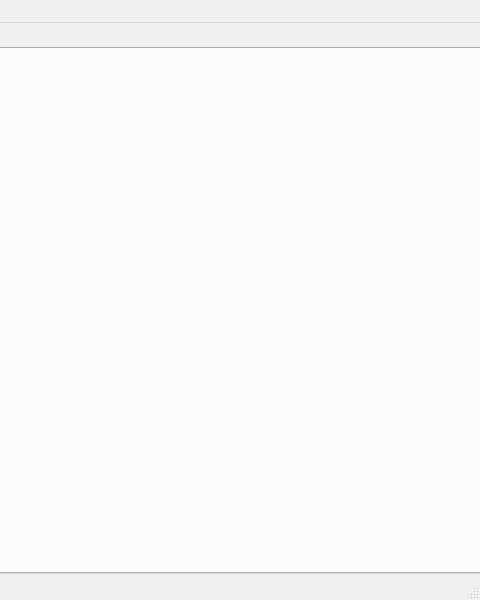
slightin/infoCrawler_qt, file ui/main.ui: the form before one commit; both pictures show x 320 to 800 and y 0 to 600 of the 800 by 600 pixel window.
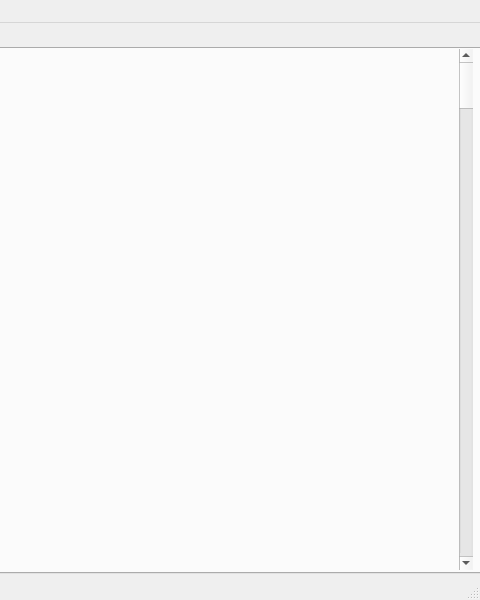
The form after the commit.

Patch:
```diff
--- a/ui/main.ui
+++ b/ui/main.ui
@@ -30,6 +30,25 @@
      <attribute name="title">
       <string>实时资讯</string>
      </attribute>
+     <widget class="QWidget" name="verticalLayoutWidget">
+      <property name="geometry">
+       <rect>
+        <x>0</x>
+        <y>0</y>
+        <width>791</width>
+        <height>521</height>
+       </rect>
+      </property>
+      <layout class="QVBoxLayout" name="verticalLayout">
+       <item alignment="Qt::AlignRight">
+        <widget class="QScrollBar" name="verticalScrollBar">
+         <property name="orientation">
+          <enum>Qt::Vertical</enum>
+         </property>
+        </widget>
+       </item>
+      </layout>
+     </widget>
     </widget>
     <widget class="QWidget" name="tab_2">
      <attribute name="title">
```
